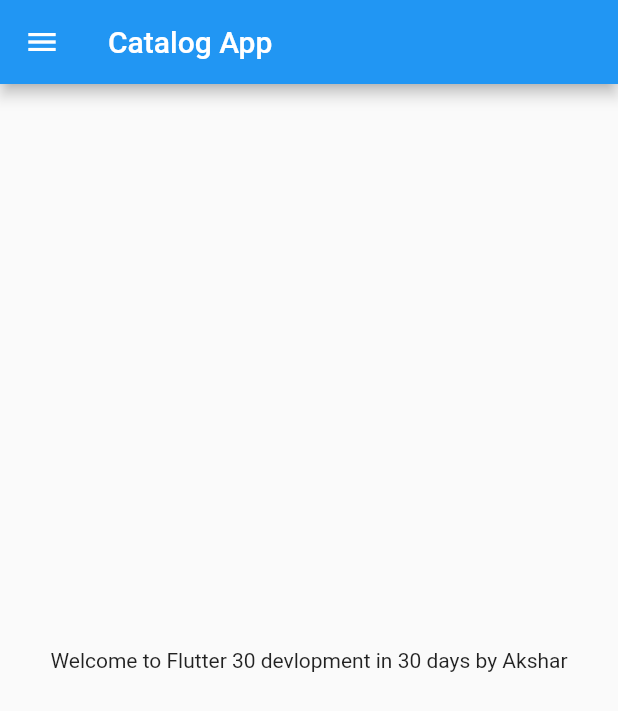
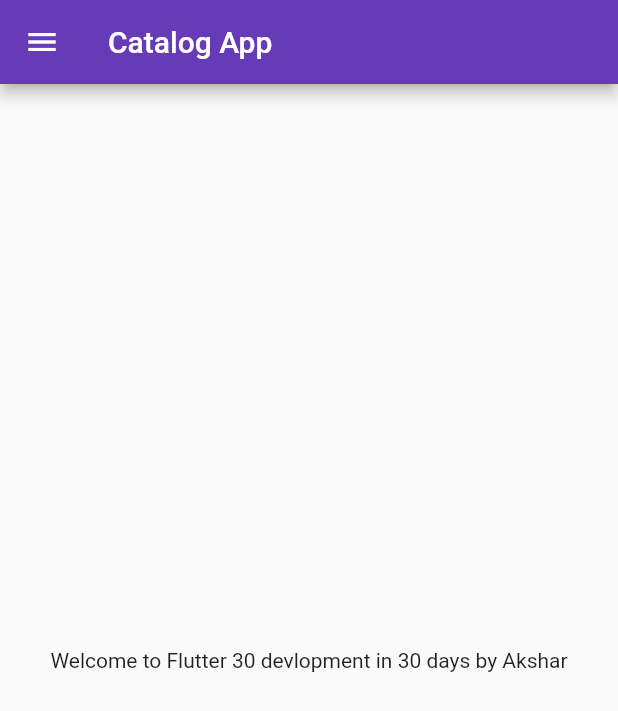
Before and after one commit to ghanshyamgamit2001/Catalog-App-With-Flutter, a Flutter app: the screen it shows after launch, on a phone screen of 412 x 824 dp. Shown: the top 711 px of the screen. Run offline on Flutter 3.47's test engine with Material 2 defaults, Android fonts, the light colour scheme and no system bars.

Commit message:
day 3 complited

```diff
--- a/lib/main.dart
+++ b/lib/main.dart
@@ -1,4 +1,6 @@
-import 'package:catalog/home_page.dart';
+import 'package:catalog/pages/home_page.dart';
+import 'package:catalog/pages/login_page.dart';
+
 import 'package:flutter/material.dart';
 
 void main() {
@@ -6,22 +8,21 @@
 }
 
 class MyApp extends StatelessWidget {
-  const MyApp({Key? key}) : super(key: key);
-
   @override
   Widget build(BuildContext context) {
-    // ignore: unused_local_variable
-    String name = "Ghanshyam";
-    // double pi = 3.14;
-    // bool isMale = true;
-    // num temp = 30.5;
-
-    // var day = "Tuseday";
-    // const pi = 3.14;
-    // final
-
     return MaterialApp(
-        home: HomePage(),
+      themeMode: ThemeMode.light,
+      theme: ThemeData(primarySwatch: Colors.deepPurple),
+      darkTheme: ThemeData(
+        brightness: Brightness.dark,
+        // primarySwatch: Colors.orange,
+      ),
+      initialRoute: "/home",
+      routes: {
+        "/": (context) => LoginPage(),
+        "/home": (context) => HomePage(),
+        "/Login": (context) => LoginPage(),
+      },
     );
   }
 }
--- a/lib/home_page.dart
+++ b/lib/pages/home_page.dart
@@ -6,8 +6,8 @@
 
   @override
   Widget build(BuildContext context) {
-    int days = 30;
-    String name = "Akshar";
+    final int days = 30;
+    final String name = "Akshar";
 
     return Scaffold(
       appBar: AppBar(
```
Also changed, not shown: lib/pages/login_page.dart (added, +23 -0 lines), 1 other file.
